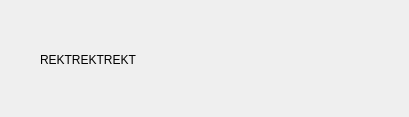
The window that qt/resultwidget.ui (rgoomes/Launcher) describes before a commit, drawn with Qt 5.
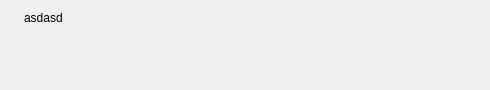
The same window after the commit. Icons and pictures are not drawn.

Diff of the .ui file:
```diff
--- a/qt/resultwidget.ui
+++ b/qt/resultwidget.ui
@@ -6,26 +6,35 @@
    <rect>
     <x>0</x>
     <y>0</y>
-    <width>409</width>
-    <height>117</height>
+    <width>490</width>
+    <height>90</height>
    </rect>
   </property>
   <property name="windowTitle">
    <string>Form</string>
   </property>
+  <layout class="QFormLayout" name="formLayout">
+   <item row="0" column="0">
+    <widget class="QLabel" name="Name">
+     <property name="text">
+      <string/>
+     </property>
+     <property name="pixmap">
+      <pixmap>../../../../../usr/share/icons/Numix/32x32/mimetypes/application-document.svg</pixmap>
+     </property>
+     <property name="scaledContents">
+      <bool>false</bool>
+     </property>
+    </widget>
+   </item>
+   <item row="0" column="1">
   <widget class="QLabel" name="label">
-   <property name="geometry">
-    <rect>
-     <x>40</x>
-     <y>50</y>
-     <width>101</width>
-     <height>20</height>
-    </rect>
-   </property>
    <property name="text">
-    <string>REKTREKTREKT</string>
-   </property>
-  </widget>
+      <string>asdasd</string>
+     </property>
+    </widget>
+   </item>
+  </layout>
  </widget>
  <resources/>
  <connections/>
```
Lines whose indentation alone changed are shown as unchanged.
